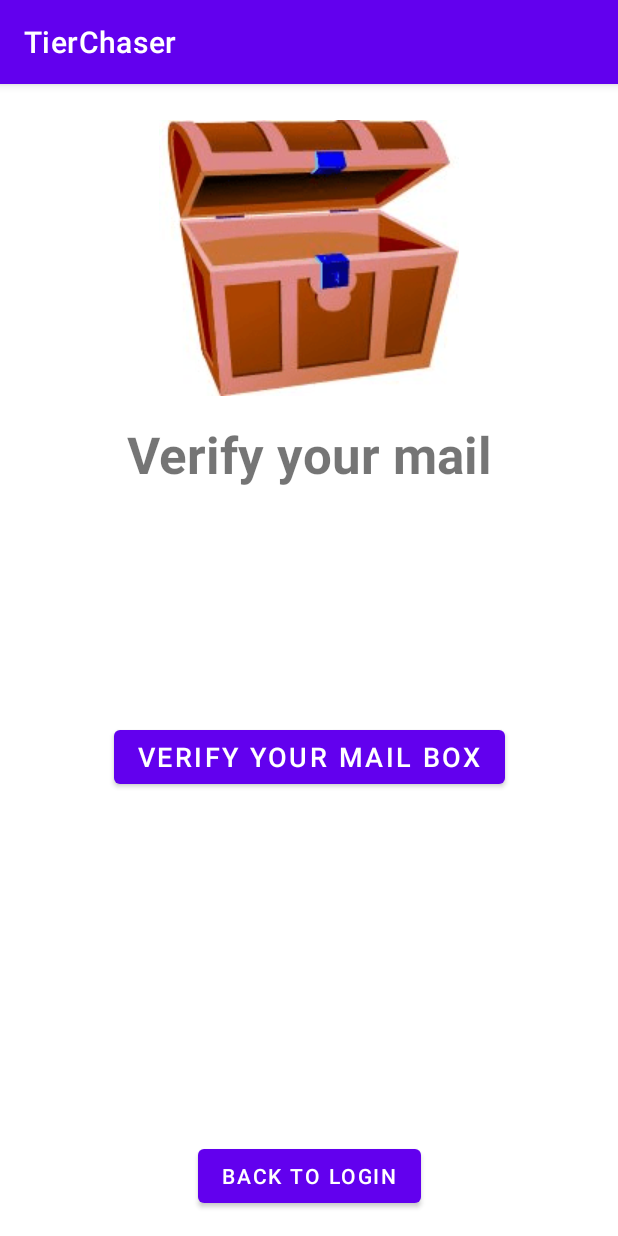
After one commit to AlexandreDeluc/Tier-chaser, an Android app: the VerifyActivity screen opened directly, with no data from a screen before it, on a phone screen of 412 x 824 dp. The commit adds this screen. Run offline under Robolectric (Android 15) with nearby library versions, the phone set to English and light mode, and no system bars; our stand-ins replace Firebase (no records; nobody signed in at launch, a user with empty details on screens opened directly).

Commit message:
verification email

```diff
--- /dev/null
+++ b/app/src/main/java/fr/isen/deluc/tierchaser/VerifyActivity.kt
@@ -0,0 +1,33 @@
+package fr.isen.deluc.tierchaser
+
+import android.content.Intent
+import androidx.appcompat.app.AppCompatActivity
+import android.os.Bundle
+import android.widget.Toast
+import com.google.firebase.auth.FirebaseAuth
+import fr.isen.deluc.tierchaser.databinding.ActivityVerifyBinding
+
+class VerifyActivity : AppCompatActivity() {
+    lateinit var binding: ActivityVerifyBinding
+    override fun onCreate(savedInstanceState: Bundle?) {
+        super.onCreate(savedInstanceState)
+        binding = ActivityVerifyBinding.inflate(layoutInflater)
+        setContentView(binding.root)
+
+        binding.verifyBtn.setOnClickListener {
+            sendEmailVerification()
+        }
+        binding.backBtn.setOnClickListener {
+            intent = Intent(this, LoginActivity::class.java)
+            startActivity(intent)
+            finish()
+        }
+    }
+
+    private fun sendEmailVerification() {
+        val user = FirebaseAuth.getInstance().currentUser
+        user?.sendEmailVerification()?.addOnCompleteListener{
+            Toast.makeText(this, "Email sent", Toast.LENGTH_LONG).show()
+        }
+    }
+}
--- /dev/null
+++ b/app/src/main/res/layout/activity_verify.xml
@@ -0,0 +1,52 @@
+<?xml version="1.0" encoding="utf-8"?>
+<androidx.constraintlayout.widget.ConstraintLayout xmlns:android="http://schemas.android.com/apk/res/android"
+    xmlns:app="http://schemas.android.com/apk/res-auto"
+    xmlns:tools="http://schemas.android.com/tools"
+    android:layout_width="match_parent"
+    android:layout_height="match_parent"
+    tools:context=".VerifyActivity">
+
+    <ImageView
+        android:id="@+id/logoApp"
+        android:layout_width="wrap_content"
+        android:layout_height="wrap_content"
+        android:layout_marginTop="24dp"
+        app:layout_constraintEnd_toEndOf="parent"
+        app:layout_constraintStart_toStartOf="parent"
+        app:layout_constraintTop_toTopOf="parent"
+        app:srcCompat="@drawable/logo" />
+
+    <TextView
+        android:id="@+id/textView"
+        android:layout_width="wrap_content"
+        android:layout_height="wrap_content"
+        android:layout_marginTop="16dp"
+        android:text="@string/verificationTitle"
+        android:textSize="34dp"
+        android:textStyle="bold"
+        app:layout_constraintEnd_toEndOf="parent"
+        app:layout_constraintStart_toStartOf="parent"
+        app:layout_constraintTop_toBottomOf="@+id/logoApp" />
+
+    <Button
+        android:id="@+id/verifyBtn"
+        android:layout_width="wrap_content"
+        android:layout_height="wrap_content"
+        android:layout_marginTop="155dp"
+        android:text="@string/verify"
+        android:textSize="18dp"
+        app:layout_constraintEnd_toEndOf="parent"
+        app:layout_constraintStart_toStartOf="parent"
+        app:layout_constraintTop_toBottomOf="@+id/textView" />
+
+    <Button
+        android:id="@+id/backBtn"
+        android:layout_width="wrap_content"
+        android:layout_height="wrap_content"
+        android:layout_marginBottom="16dp"
+        android:text="@string/backToLogin"
+        app:layout_constraintBottom_toBottomOf="parent"
+        app:layout_constraintEnd_toEndOf="parent"
+        app:layout_constraintStart_toStartOf="parent" />
+
+</androidx.constraintlayout.widget.ConstraintLayout>
--- a/app/src/main/res/values/strings.xml
+++ b/app/src/main/res/values/strings.xml
@@ -23,6 +23,12 @@
     <string name="loginTitle">Login</string>
     <string name="noAccountBtn">Don\'t have an account ?</string>
 
+    // Verification
+
+    <string name="verificationTitle">Verify your mail</string>
+    <string name="verify">Verify your mail box</string>
+    <string name="backToLogin">Back to Login</string>
+
     // Home
     <string name="logoutBtn">Log Out</string>
 </resources>
```
Also changed, not shown: app/src/main/AndroidManifest.xml (+6 -3 lines), app/src/main/java/fr/isen/deluc/tierchaser/LoginActivity.kt (+4 -3 lines), app/src/main/java/fr/isen/deluc/tierchaser/RegisterActivity.kt (+20 -9 lines).
